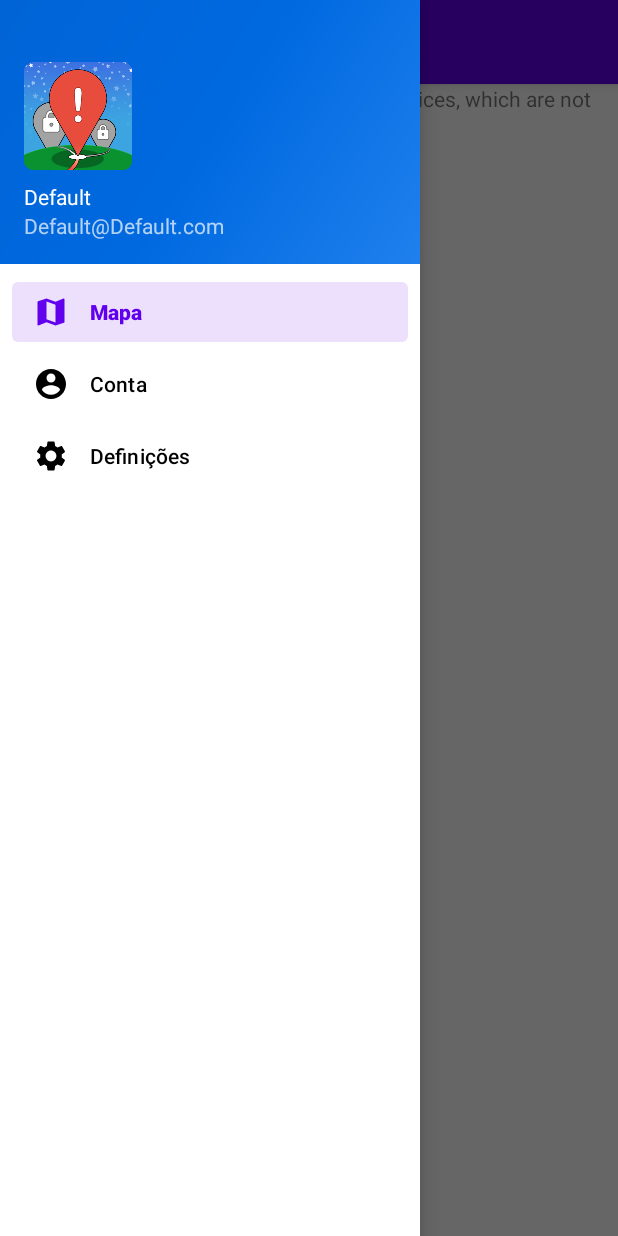
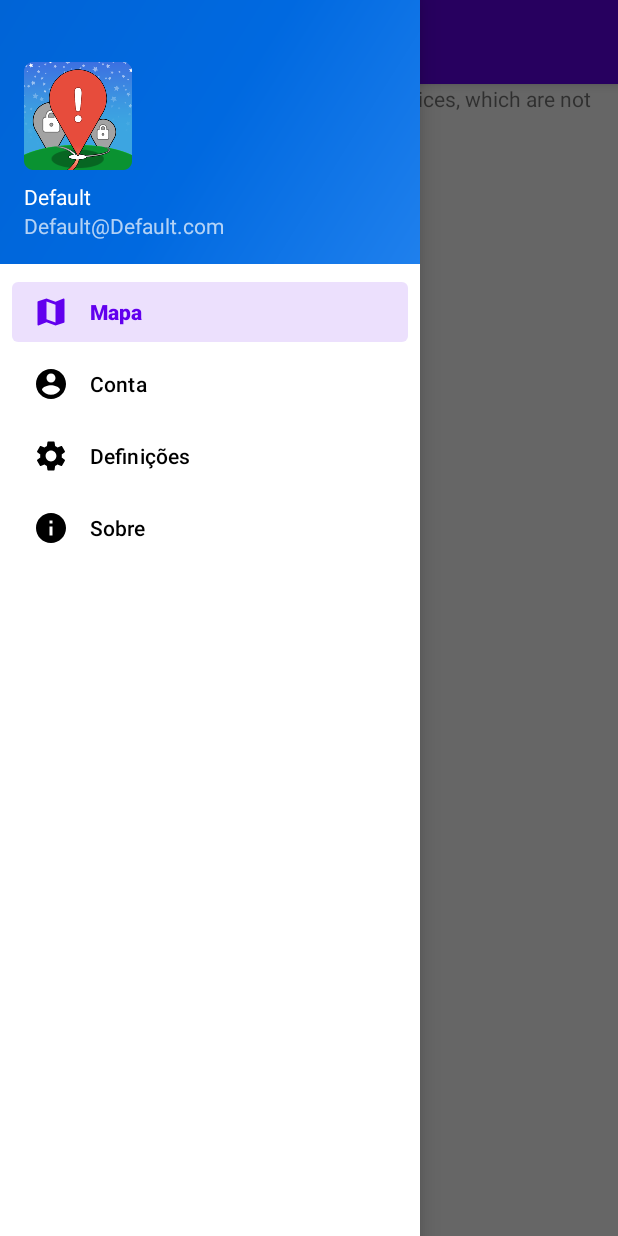
Before and after one commit to neurodraft/GeoQuest, an Android app: the MainActivity screen opened directly, with no data from a screen before it, with the side drawer open, on a phone screen of 412 x 824 dp. Run offline under Robolectric (Android 15) with nearby library versions, the phone set to English and light mode, and no system bars; our stand-ins replace Picasso, navigation-ui; libraries missing offline, so code that uses them is left out: jp.wasabeef.picasso.

Commit message:
About tab

```diff
--- a/app/src/main/java/com/equipa18/geoquest/MainActivity.java
+++ b/app/src/main/java/com/equipa18/geoquest/MainActivity.java
@@ -59,7 +59,7 @@ public class MainActivity extends AppCompatActivity {
         // Passing each menu ID as a set of Ids because each
         // menu should be considered as top level destinations.
         mAppBarConfiguration = new AppBarConfiguration.Builder(
-                R.id.nav_home, R.id.nav_account, R.id.nav_settings)
+                R.id.nav_home, R.id.nav_account, R.id.nav_settings, R.id.nav_about)
                 .setDrawerLayout(drawer)
                 .build();
         NavController navController = Navigation.findNavController(this, R.id.nav_host_fragment);
--- /dev/null
+++ b/app/src/main/res/drawable/ic_baseline_info_24.xml
@@ -0,0 +1,10 @@
+<vector xmlns:android="http://schemas.android.com/apk/res/android"
+    android:width="24dp"
+    android:height="24dp"
+    android:viewportWidth="24"
+    android:viewportHeight="24"
+    android:tint="?attr/colorControlNormal">
+  <path
+      android:fillColor="@android:color/black"
+      android:pathData="M12,2C6.48,2 2,6.48 2,12s4.48,10 10,10 10,-4.48 10,-10S17.52,2 12,2zM13,17h-2v-6h2v6zM13,9h-2L11,7h2v2z"/>
+</vector>
--- a/app/src/main/res/menu/activity_main_drawer.xml
+++ b/app/src/main/res/menu/activity_main_drawer.xml
@@ -16,5 +16,9 @@
             android:id="@+id/nav_settings"
             android:icon="@drawable/ic_baseline_settings_24"
             android:title="@string/menu_settings" />
+        <item
+            android:id="@+id/nav_about"
+            android:icon="@drawable/ic_baseline_info_24"
+            android:title="@string/about" />
     </group>
 </menu>
--- a/app/src/main/res/navigation/mobile_navigation.xml
+++ b/app/src/main/res/navigation/mobile_navigation.xml
@@ -22,4 +22,10 @@
         android:name="com.equipa18.geoquest.ui.settings.SettingsFragment"
         android:label="@string/menu_settings"
         tools:layout="@layout/fragment_slideshow" />
+
+    <fragment
+        android:id="@+id/nav_about"
+        android:name="com.equipa18.geoquest.ui.about.AboutFragment"
+        android:label="@string/about"
+        tools:layout="@layout/fragment_about" />
 </navigation>
```
Also changed, not shown: app/src/main/java/com/equipa18/geoquest/ui/about/AboutFragment.java (added, +26 -0 lines), app/src/main/res/layout/fragment_about.xml (+6 -44 lines), app/src/main/res/drawable/iconcircular.png (added).
